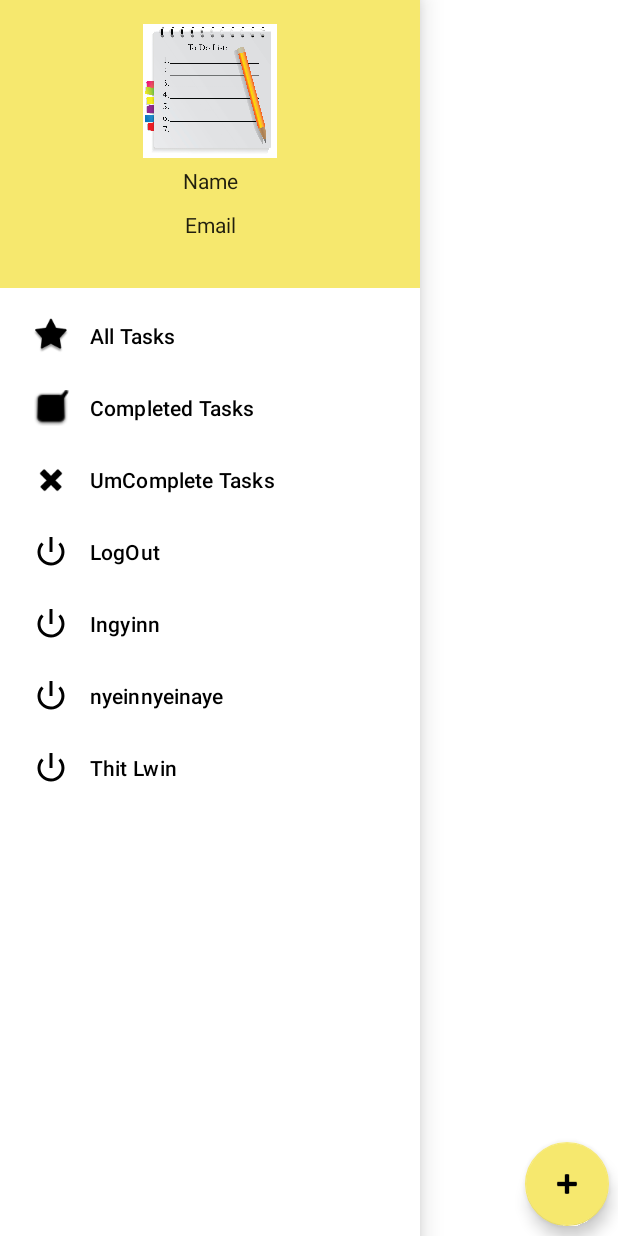
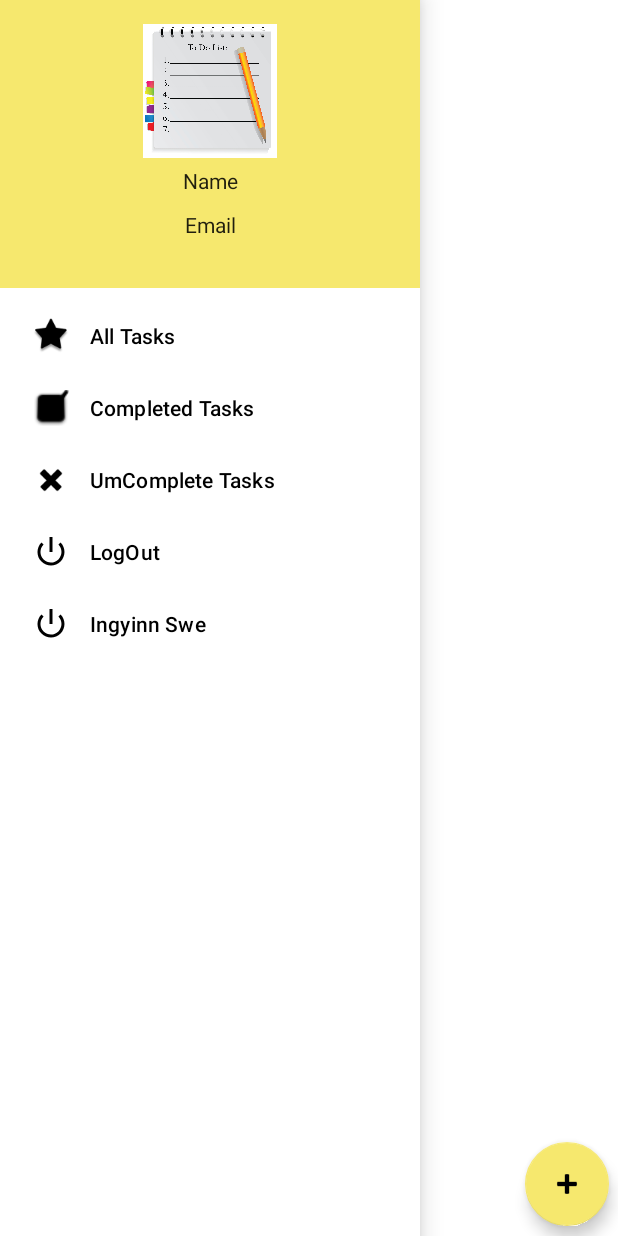
Before and after one commit to NyeinNyeinAye769/ToDoLists, an Android app: the HomeFragment screen opened through its navigation route, with the side drawer open, on a phone screen of 412 x 824 dp. Run offline under Robolectric (Android 15) with nearby library versions, the light colour scheme and no system bars; our stand-ins replace Dagger/Hilt's generated code, Room's generated code, data binding, navigation-ui; libraries missing offline, so code that uses them is left out: androidx.hilt.lifecycle.

Commit message:
add ingyinn menu

```diff
--- a/ToDoLists/app/src/main/res/menu/drawer_actions.xml
+++ b/ToDoLists/app/src/main/res/menu/drawer_actions.xml
@@ -34,15 +34,8 @@
         android:title="@string/logout" />
 
     <item
-        android:id="@+id/jeanMenu"
+        android:id="@+id/jean"
         android:icon="@android:drawable/ic_lock_power_off"
-        android:title="Ingyinn" />
-    <item
-        android:id="@+id/todo1"
-        android:icon="@android:drawable/ic_lock_power_off"
-        android:title="nyeinnyeinaye" />
-    <item
-        android:id="@+id/thitMenu"
-        android:icon="@android:drawable/ic_lock_power_off"
-        android:title="Thit Lwin" />
+        android:title="Ingyinn Swe" />
+
 </menu>
```
